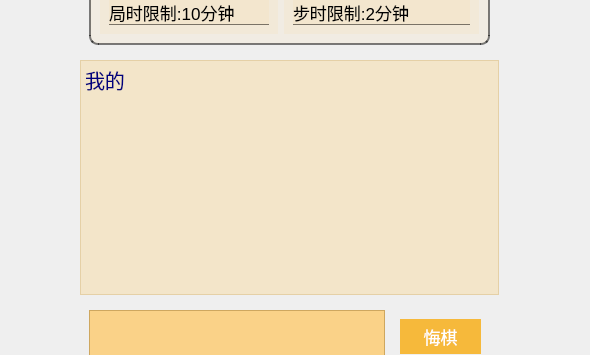
Above: chessboard_remote_pvp.ui from lgb666666661/Gobang before the change; both pictures show x 474 to 1064 and y 220 to 575 of the 1064 by 731 pixel window. Below: the same form after it.
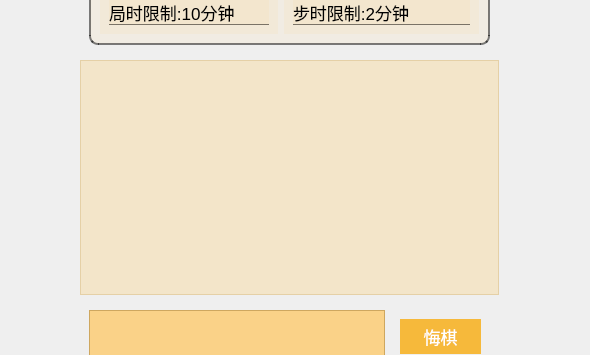
That is the form after the change.

Commit message: 修复小bug

Patch:
```diff
--- a/chessboard_remote_pvp.ui
+++ b/chessboard_remote_pvp.ui
@@ -414,7 +414,7 @@
 &lt;html&gt;&lt;head&gt;&lt;meta name=&quot;qrichtext&quot; content=&quot;1&quot; /&gt;&lt;meta charset=&quot;utf-8&quot; /&gt;&lt;style type=&quot;text/css&quot;&gt;
 p, li { white-space: pre-wrap; }
 &lt;/style&gt;&lt;/head&gt;&lt;body style=&quot; font-family:'Microsoft YaHei UI'; font-size:20px; font-weight:400; font-style:normal;&quot;&gt;
-&lt;p style=&quot; margin-top:0px; margin-bottom:0px; margin-left:0px; margin-right:0px; -qt-block-indent:0; text-indent:0px;&quot;&gt;&lt;span style=&quot; font-size:20px;&quot;&gt;我的&lt;/span&gt;&lt;/p&gt;&lt;/body&gt;&lt;/html&gt;</string>
+&lt;p style=&quot;-qt-paragraph-type:empty; margin-top:0px; margin-bottom:0px; margin-left:0px; margin-right:0px; -qt-block-indent:0; text-indent:0px;&quot;&gt;&lt;br /&gt;&lt;/p&gt;&lt;/body&gt;&lt;/html&gt;</string>
             </property>
            </widget>
           </item>
```
